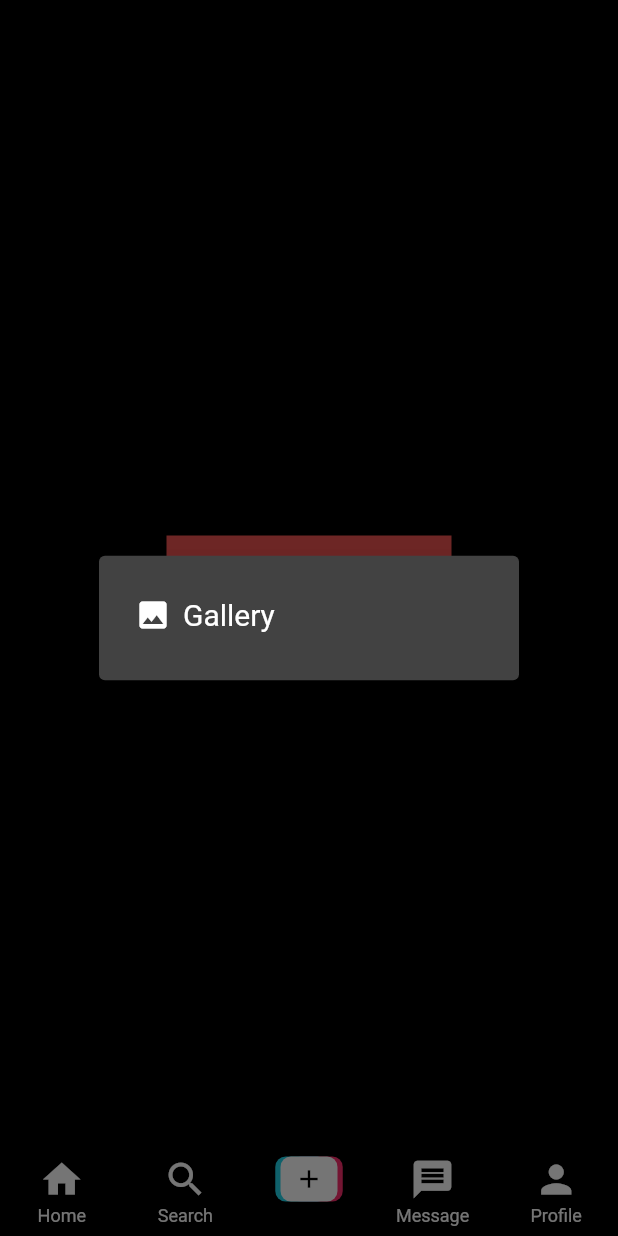
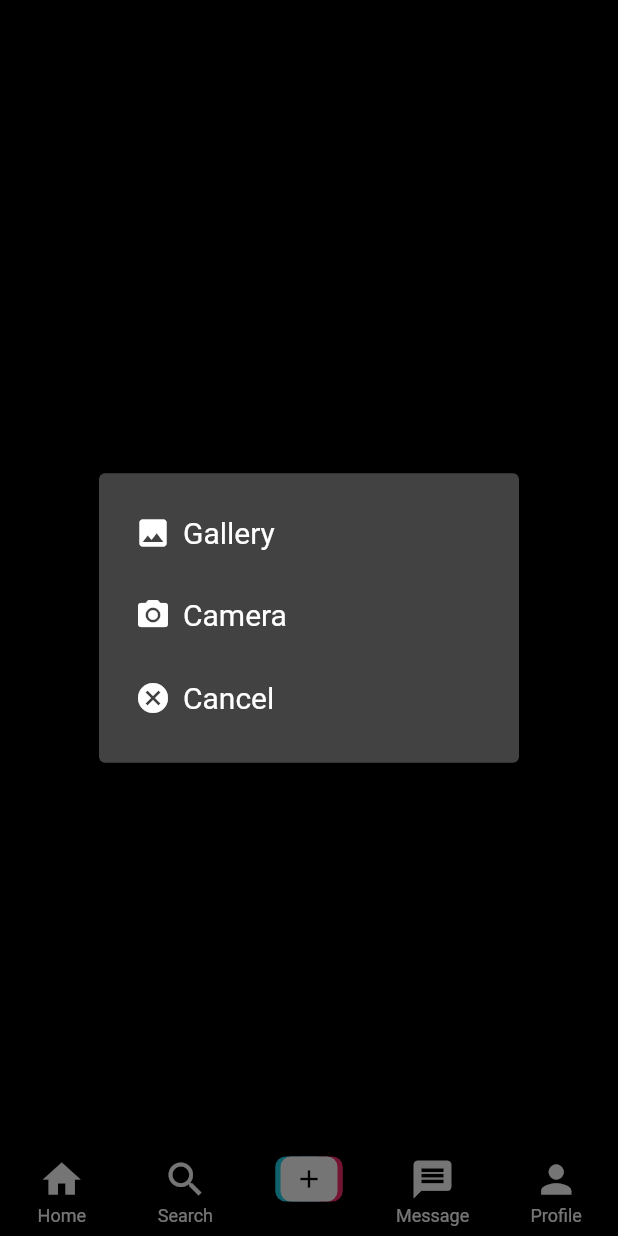
Before and after one commit to shafiul-haque-johny/Flutter-TiktokApp, a Flutter app: the screen it shows once a user with an empty profile is signed in, item 3 of the bottom bar chosen, after a tap on "Add Video", on a phone screen of 412 x 824 dp. Run offline on Flutter 3.47's test engine with Material 2 defaults, Android fonts, the light colour scheme and no system bars; our stand-ins replace cloud_firestore, firebase_auth, firebase_core, firebase_storage, get, image_picker and 2 more; missing offline and left inert: dart:js, video_compress; accounts and stored records are empty.

Commit message:
add/upload video

```diff
--- a/lib/models/video.dart
+++ b/lib/models/video.dart
@@ -0,0 +1,61 @@
+import 'package:cloud_firestore/cloud_firestore.dart';
+
+class Video {
+  String username;
+  String uid;
+  String id;
+  List likes;
+  int commentCount;
+  int shareCount;
+  String songName;
+  String caption;
+  String videoUrl;
+  String thumbnail;
+  String profilePhoto;
+
+  Video({
+    required this.username,
+    required this.uid,
+    required this.id,
+    required this.likes,
+    required this.commentCount,
+    required this.shareCount,
+    required this.songName,
+    required this.caption,
+    required this.videoUrl,
+    required this.thumbnail,
+    required this.profilePhoto,
+  });
+
+  Map<String, dynamic> toJson() => {
+        'username': username,
+        'uid': uid,
+        'profilePhoto': profilePhoto,
+        'id': id,
+        'likes': likes,
+        'commentCount': commentCount,
+        'shareCount': shareCount,
+        'songName': songName,
+        'caption': caption,
+        'videoUrl': videoUrl,
+        'thumbnail': thumbnail,
+      };
+
+  static Video fromSnap(DocumentSnapshot snap) {
+    var snapshot = snap.data() as Map<String, dynamic>;
+
+    return Video(
+      username: snapshot['username'],
+      uid: snapshot['uid'],
+      id: snapshot['id'],
+      likes: snapshot['likes'],
+      commentCount: snapshot['commentCount'],
+      shareCount: snapshot['shareCount'],
+      songName: snapshot['songName'],
+      caption: snapshot['caption'],
+      videoUrl: snapshot['videoUrl'],
+      thumbnail: snapshot['thumbnail'],
+      profilePhoto: snapshot['profilePhoto'],
+    );
+  }
+}
--- a/lib/views/screens/add_video_screen.dart
+++ b/lib/views/screens/add_video_screen.dart
@@ -1,10 +1,27 @@
+import 'dart:io';
 import 'dart:js';
 
 import 'package:flutter/material.dart';
+import 'package:image_picker/image_picker.dart';
 import 'package:tiktok_app/constants.dart';
+import 'package:tiktok_app/views/screens/confirm_screen.dart';
 
 class AddVideoScreen extends StatelessWidget {
   const AddVideoScreen({Key? key}) : super(key: key);
+
+  pickVideo(ImageSource source, BuildContext context) async {
+    final video = await ImagePicker().pickVideo(source: source);
+    if (video != null) {
+      Navigator.of(context).push(
+        MaterialPageRoute(
+          builder: (context) => ConfirmScreen(
+            videoFile: File(video.path),
+            videoPath: video.path,
+          ),
+        ),
+      );
+    }
+  }
 
   showOptionsDialog(BuildContext context) {
     return showDialog(
@@ -12,7 +29,7 @@ class AddVideoScreen extends StatelessWidget {
       builder: (context) => SimpleDialog(
         children: [
           SimpleDialogOption(
-            onPressed: () {},
+            onPressed: () => pickVideo(ImageSource.gallery, context),
             child: const Row(
               children: [
                 Icon(
@@ -22,6 +39,44 @@ class AddVideoScreen extends StatelessWidget {
                   padding: EdgeInsets.all(8.0),
                   child: Text(
                     'Gallery',
+                    style: TextStyle(
+                      fontSize: 20,
+                    ),
+                  ),
+                ),
+              ],
+            ),
+          ),
+          SimpleDialogOption(
+            onPressed: () => pickVideo(ImageSource.camera, context),
+            child: const Row(
+              children: [
+                Icon(
+                  Icons.camera_alt,
+                ),
+                Padding(
+                  padding: EdgeInsets.all(8.0),
+                  child: Text(
+                    'Camera',
+                    style: TextStyle(
+                      fontSize: 20,
+                    ),
+                  ),
+                ),
+              ],
+            ),
+          ),
+          SimpleDialogOption(
+            onPressed: () => Navigator.of(context).pop(),
+            child: const Row(
+              children: [
+                Icon(
+                  Icons.cancel,
+                ),
+                Padding(
+                  padding: EdgeInsets.all(8.0),
+                  child: Text(
+                    'Cancel',
                     style: TextStyle(
                       fontSize: 20,
                     ),
--- a/pubspec.yaml
+++ b/pubspec.yaml
@@ -42,6 +42,8 @@ dependencies:
   cloud_firestore: ^4.9.0
   firebase_storage: ^11.2.6
   image_picker: ^1.0.2
+  video_player: ^2.7.0
+  video_compress: ^3.1.2
 
 dev_dependencies:
   flutter_test:
```
Also changed, not shown: lib/controllers/upload_video_contoller.dart (+74 -0 lines), lib/views/screens/confirm_screen.dart (+109 -0 lines), lib/views/screens/video_screen.dart (+10 -0 lines), pubspec.lock, 3 other files.
